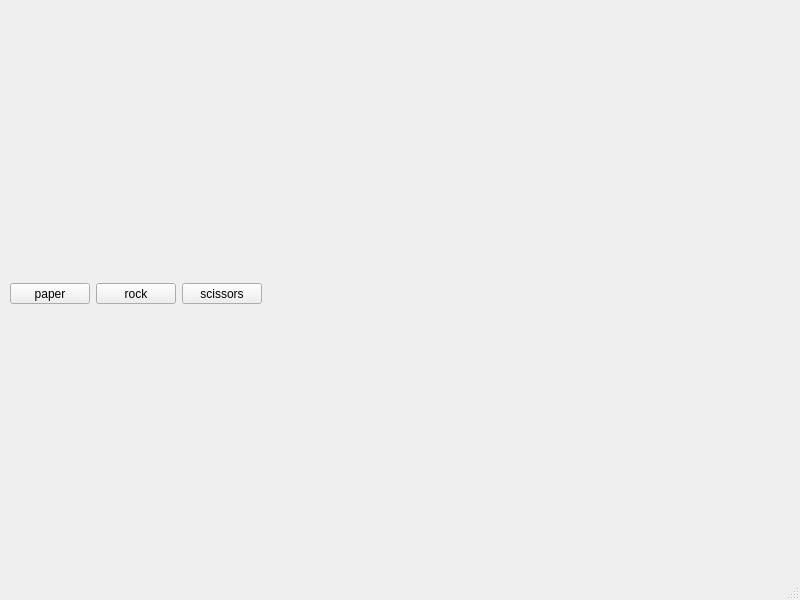
Above: mainwindow.ui from PSPMonster/QtRockPapperScissorGame before the change. Below: the same form after it.
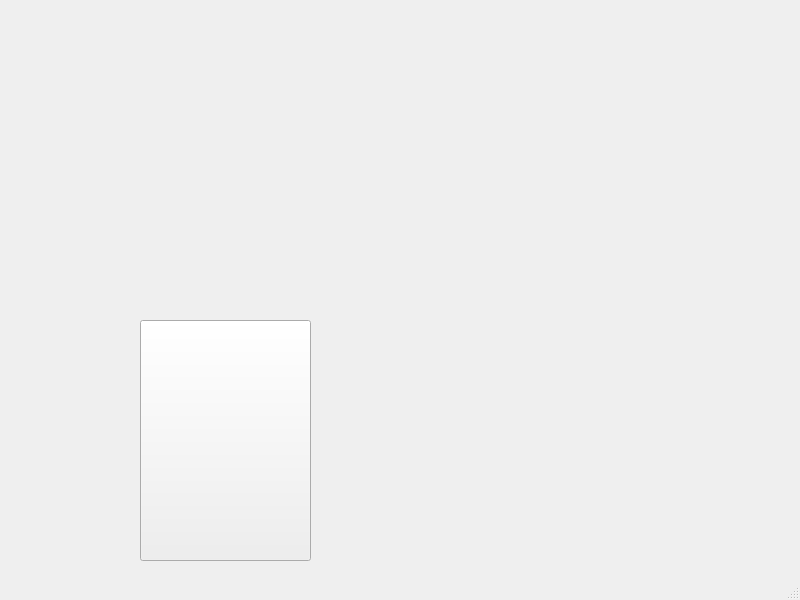
That is the form after the change. Icons and pictures are not drawn.

```diff
--- a/mainwindow.ui
+++ b/mainwindow.ui
@@ -17,10 +17,10 @@
    <widget class="QLabel" name="label">
     <property name="geometry">
      <rect>
-      <x>20</x>
-      <y>10</y>
-      <width>166</width>
-      <height>259</height>
+      <x>300</x>
+      <y>20</y>
+      <width>171</width>
+      <height>241</height>
      </rect>
     </property>
     <property name="text">
@@ -33,53 +33,43 @@
    <widget class="QLabel" name="label_2">
     <property name="geometry">
      <rect>
-      <x>330</x>
-      <y>120</y>
-      <width>47</width>
-      <height>13</height>
+      <x>550</x>
+      <y>20</y>
+      <width>171</width>
+      <height>241</height>
      </rect>
     </property>
     <property name="text">
      <string/>
     </property>
-   </widget>
-   <widget class="QPushButton" name="paper">
-    <property name="geometry">
-     <rect>
-      <x>10</x>
-      <y>283</y>
-      <width>80</width>
-      <height>21</height>
-     </rect>
+    <property name="pixmap">
+     <pixmap resource="resources.qrc">:/new/images/images/scissors.jpg</pixmap>
     </property>
-    <property name="text">
-     <string>paper</string>
-    </property>
    </widget>
-   <widget class="QPushButton" name="rock">
+   <widget class="QLabel" name="imgRock">
     <property name="geometry">
      <rect>
-      <x>96</x>
-      <y>283</y>
-      <width>80</width>
-      <height>21</height>
+      <x>50</x>
+      <y>20</y>
+      <width>171</width>
+      <height>241</height>
      </rect>
     </property>
     <property name="text">
-     <string>rock</string>
+     <string/>
     </property>
    </widget>
    <widget class="QPushButton" name="scissors">
     <property name="geometry">
      <rect>
-      <x>182</x>
-      <y>283</y>
-      <width>80</width>
-      <height>21</height>
+      <x>140</x>
+      <y>320</y>
+      <width>171</width>
+      <height>241</height>
      </rect>
     </property>
     <property name="text">
-     <string>scissors</string>
+     <string/>
     </property>
    </widget>
   </widget>
```
Left out of the diff: 15 changed lines with no effect on the pictures.
